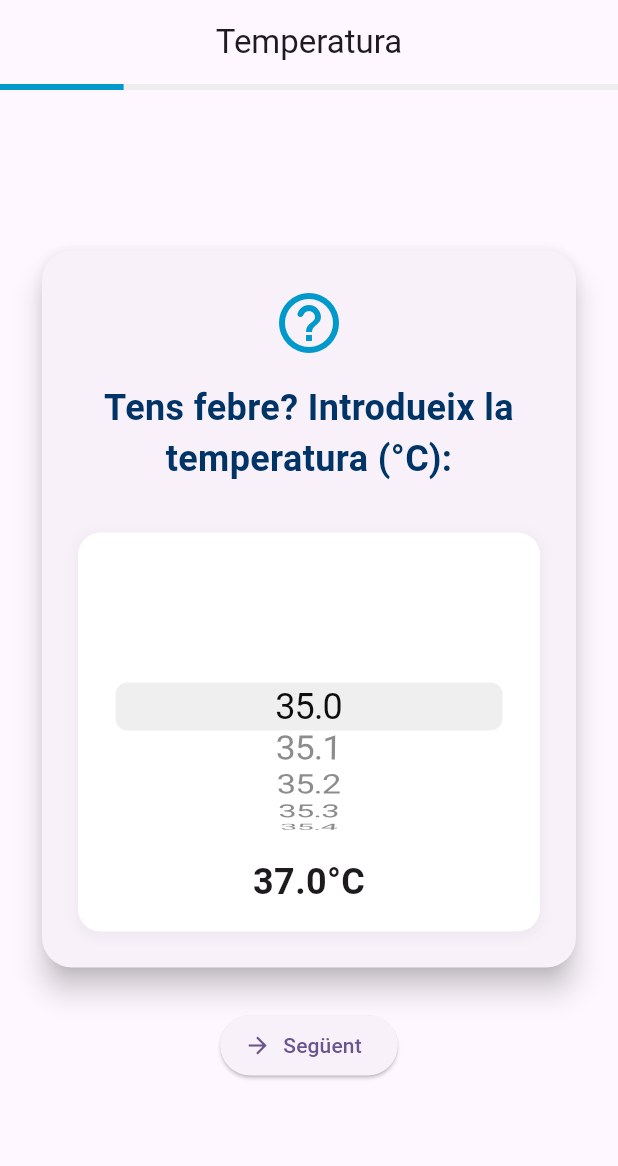
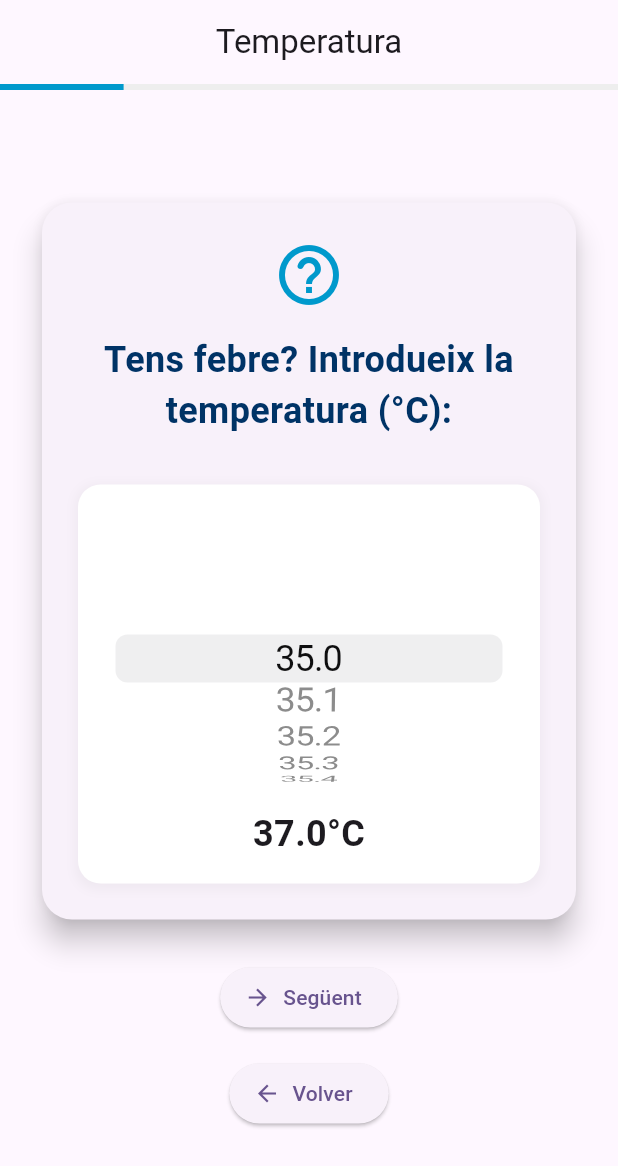
Before and after one commit to meulencv/qr_mpid, a Flutter app: the FeverQuestionScreen widget shown alone on an empty page, opened directly, on a phone screen of 412 x 824 dp. Shown: the top 1166 px of the screen. Run offline on Flutter 3.47's test engine with Material 3 defaults, Android fonts, the phone set to English and light mode, and no system bars; our stand-ins replace qr_flutter, shared_preferences, supabase_flutter; missing offline and left inert: mobile_scanner; accounts and stored records are empty; Roboto replaces fonts that are missing (Montserrat).

Commit message:
go back button autodiagnostic

```diff
--- a/lib/screens/autodiag.dart
+++ b/lib/screens/autodiag.dart
@@ -1,6 +1,7 @@
 import 'package:flutter/material.dart';
 import 'package:flutter/cupertino.dart';
 import 'package:url_launcher/url_launcher.dart';
+import 'package:qr_mpid/screens/web_data_page.dart'; // Import WebDataPage
 
 // Custom color scheme
 final customColors = {
@@ -79,6 +80,7 @@ class BaseQuestionScreen extends StatelessWidget {
   final Widget content;
   final Widget? button;
   final double progress;
+  final bool isFirstQuestion;
 
   BaseQuestionScreen({
     required this.title,
@@ -86,6 +88,7 @@ class BaseQuestionScreen extends StatelessWidget {
     required this.content,
     this.button,
     required this.progress,
+    this.isFirstQuestion = false,
   });
 
   @override
@@ -164,6 +167,23 @@ class BaseQuestionScreen extends StatelessWidget {
                       ),
                       SizedBox(height: 24),
                       if (button != null) button!,
+                      SizedBox(height: 16),
+                      ElevatedButton.icon(
+                        onPressed: () {
+                          if (isFirstQuestion) {
+                            Navigator.pushAndRemoveUntil(
+                              context,
+                              MaterialPageRoute(
+                                  builder: (context) => WebDataPage()),
+                              (route) => false,
+                            );
+                          } else {
+                            Navigator.pop(context);
+                          }
+                        },
+                        icon: Icon(Icons.arrow_back),
+                        label: Text('Volver'),
+                      ),
                     ],
                   ),
                 ),
@@ -229,6 +249,7 @@ class _FeverQuestionScreenState extends State<FeverQuestionScreen> {
         icon: Icon(Icons.arrow_forward),
         label: Text('Següent'),
       ),
+      isFirstQuestion: true,
     );
   }
 }
```
